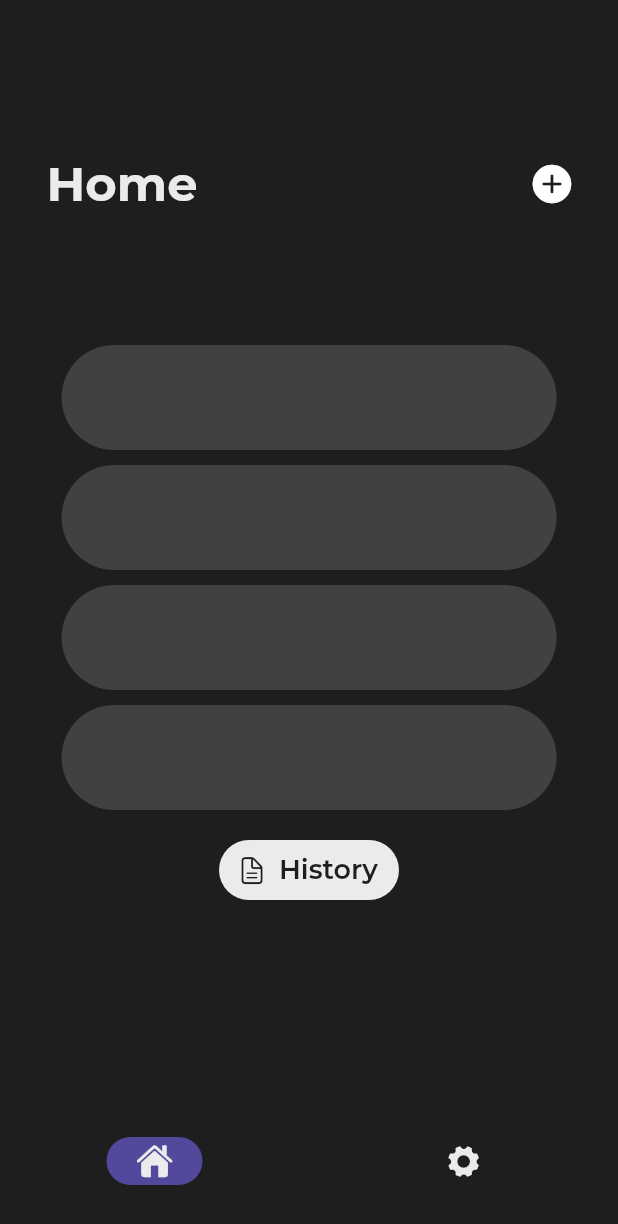
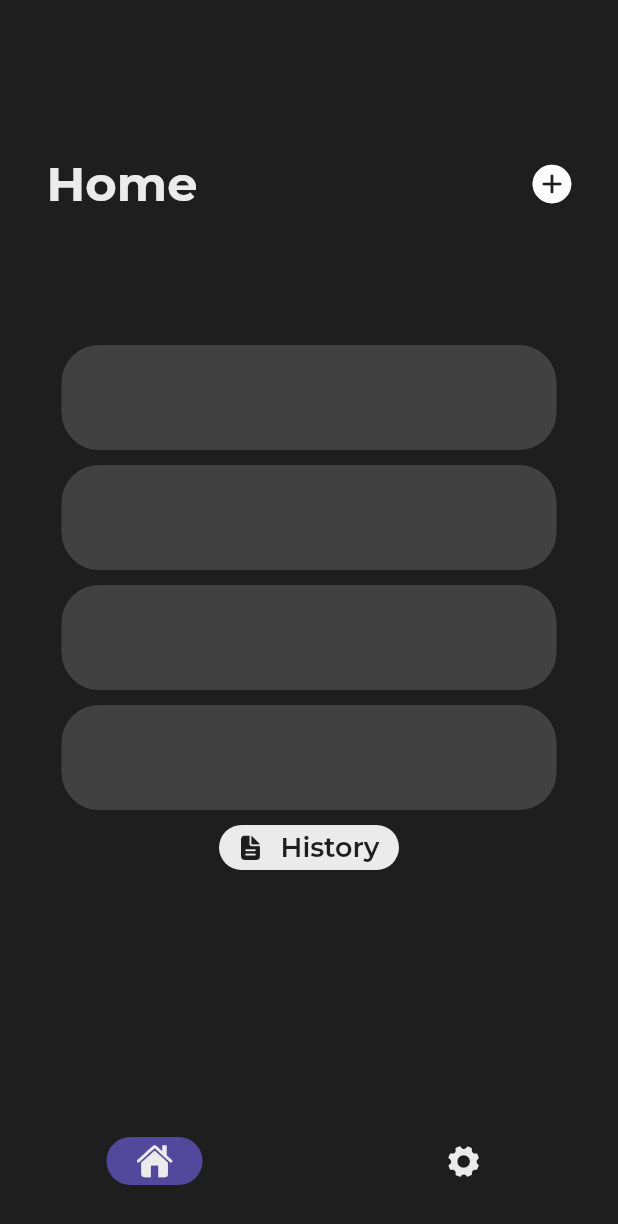
Before and after one commit to WildFore/locklock_application, a Flutter app: the screen it shows after launch, on a phone screen of 412 x 824 dp. Shown: the top 1224 px of the screen. Run offline on Flutter 3.47's test engine with Material 3 defaults, Android fonts, the phone set to English and light mode, and no system bars; our stand-ins replace cloud_firestore, figma_squircle, firebase_auth, firebase_core, firebase_database, firebase_storage and 4 more; accounts and stored records are empty.

```diff
--- a/locklock_app/lib/main.dart
+++ b/locklock_app/lib/main.dart
@@ -101,33 +101,37 @@ class _HomeState extends State<Home> {
               ),
             ),
             Padding(
-              padding: EdgeInsets.only(top: 20),
+              padding: EdgeInsets.only(top: 10),
               child: ClipRRect(
                 borderRadius: SmoothBorderRadius.all(
                     SmoothRadius(cornerRadius: 30, cornerSmoothing: 1)),
                 child: Container(
                   width: 120,
-                  height: 40,
+                  height: 30,
                   decoration: const BoxDecoration(
                     color: Colors.transparent,
                   ),
+                  child: Visibility(
+                    visible: visibility,
                     child: Builder(builder: (context) {
                       return ElevatedButton.icon(
-                      icon: Padding(
+                        icon: Center(
+                          child: Padding(
                             padding: const EdgeInsets.only(left: 12),
                             child: Icon(
-                          CupertinoIcons.doc_text,
-                          size: 20,
+                              CupertinoIcons.doc_text_fill,
+                              size: 18,
                               color: AppColors.gray,
+                            ),
                           ),
                         ),
                         style: ButtonStyle(
                           padding: const MaterialStatePropertyAll(
-                            EdgeInsets.only(left: 0)),
+                              EdgeInsets.only(right: 10)),
                           elevation: const MaterialStatePropertyAll(0),
                           splashFactory: NoSplash.splashFactory,
-                        backgroundColor:
-                            MaterialStatePropertyAll(AppColors.antiFlashWhite),
+                          backgroundColor: MaterialStatePropertyAll(
+                              AppColors.antiFlashWhite),
                         ),
                         onPressed: () {
                           Navigator.of(context).push(MaterialPageRoute(
@@ -135,7 +139,7 @@ class _HomeState extends State<Home> {
                           ));
                         },
                         label: Align(
-                          alignment: Alignment.centerLeft,
+                            alignment: Alignment.center,
                             child: Text("History",
                                 style: GoogleFonts.getFont(
                                   "Montserrat",
@@ -145,6 +149,7 @@ class _HomeState extends State<Home> {
                                 ))),
                       );
                     }),
+                  ),
                 ),
               ),
             )
--- a/locklock_app/lib/notificationCard.dart
+++ b/locklock_app/lib/notificationCard.dart
@@ -57,7 +57,7 @@ class _DeviceCardState extends State<NotificationCard> {
           decoration: BoxDecoration(
               color: widget.cardColor,
               borderRadius: const SmoothBorderRadius.all(
-                  SmoothRadius(cornerRadius: 55, cornerSmoothing: 1)),
+                  SmoothRadius(cornerRadius: 25, cornerSmoothing: 1)),
               border: const GradientBoxBorder(
                   width: 1.5,
                   gradient: LinearGradient(colors: [
--- a/locklock_app/lib/settings.dart
+++ b/locklock_app/lib/settings.dart
@@ -30,7 +30,7 @@ class _SettingsPageState extends State<SettingsPage> {
                 borderRadius: SmoothBorderRadius(
                     cornerRadius: 35, cornerSmoothing: 0.8))),
         child: Padding(
-          padding: const EdgeInsets.only(top: 80),
+          padding: const EdgeInsets.only(top: 120),
           child: Column(
             children: [
               Row(children: [
```
Lines whose indentation alone changed are shown as unchanged.
